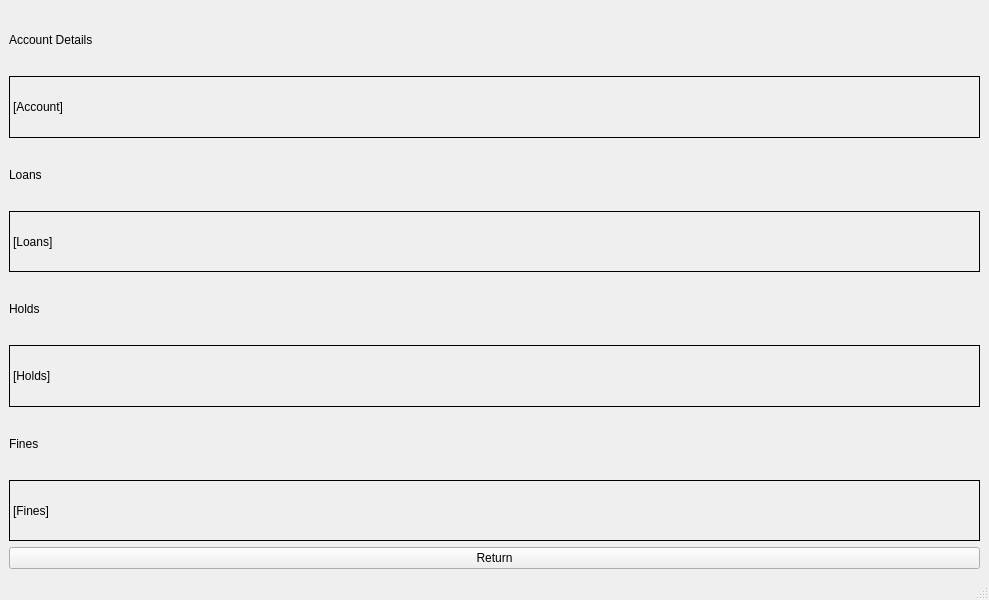
This is accountwindow.ui in OliBot03/HinLIBS as Qt 5 draws it before an edit. The edited form follows.
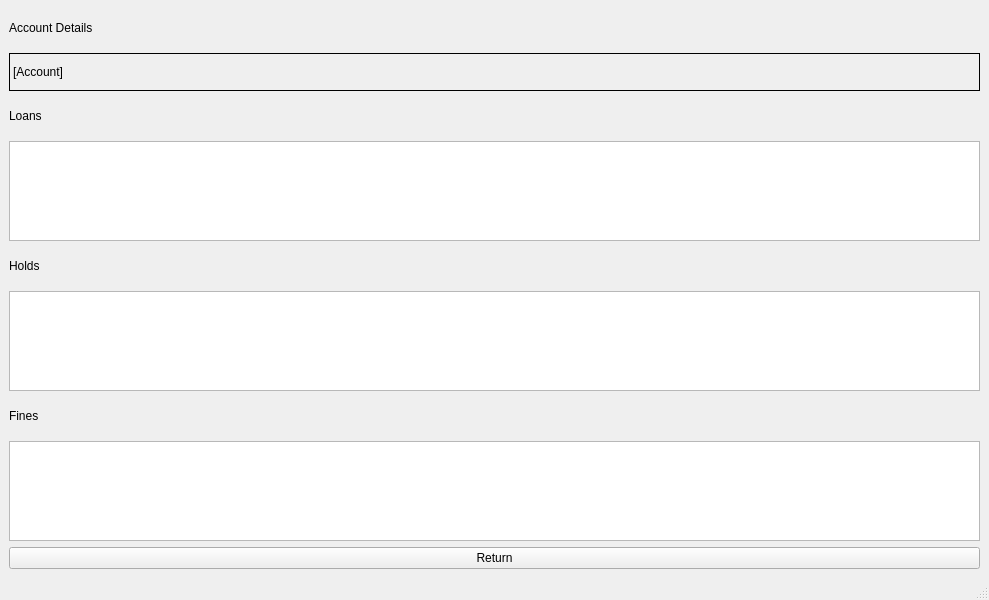
This is the edited form.

The edit to the form file:
```diff
--- a/accountwindow.ui
+++ b/accountwindow.ui
@@ -43,12 +43,18 @@
      </widget>
     </item>
     <item>
-     <widget class="QLabel" name="Loans">
-      <property name="frameShape">
-       <enum>QFrame::Box</enum>
+     <widget class="QListWidget" name="listWidget">
+      <property name="sizePolicy">
+       <sizepolicy hsizetype="Expanding" vsizetype="Maximum">
+        <horstretch>0</horstretch>
+        <verstretch>0</verstretch>
+       </sizepolicy>
       </property>
-      <property name="text">
-       <string>[Loans]</string>
+      <property name="maximumSize">
+       <size>
+        <width>16777215</width>
+        <height>100</height>
+       </size>
       </property>
      </widget>
     </item>
@@ -60,12 +66,18 @@
      </widget>
     </item>
     <item>
-     <widget class="QLabel" name="Holds">
-      <property name="frameShape">
-       <enum>QFrame::Box</enum>
+     <widget class="QListWidget" name="listWidget_2">
+      <property name="sizePolicy">
+       <sizepolicy hsizetype="Expanding" vsizetype="Maximum">
+        <horstretch>0</horstretch>
+        <verstretch>0</verstretch>
+       </sizepolicy>
       </property>
-      <property name="text">
-       <string>[Holds]</string>
+      <property name="maximumSize">
+       <size>
+        <width>16777215</width>
+        <height>100</height>
+       </size>
       </property>
      </widget>
     </item>
@@ -77,12 +89,18 @@
      </widget>
     </item>
     <item>
-     <widget class="QLabel" name="Fines">
-      <property name="frameShape">
-       <enum>QFrame::Box</enum>
+     <widget class="QListWidget" name="fineList">
+      <property name="sizePolicy">
+       <sizepolicy hsizetype="Expanding" vsizetype="Maximum">
+        <horstretch>0</horstretch>
+        <verstretch>0</verstretch>
+       </sizepolicy>
       </property>
-      <property name="text">
-       <string>[Fines]</string>
+      <property name="maximumSize">
+       <size>
+        <width>16777215</width>
+        <height>100</height>
+       </size>
       </property>
      </widget>
     </item>
```
Left out of the diff: 2 changed lines with no effect on the pictures.
